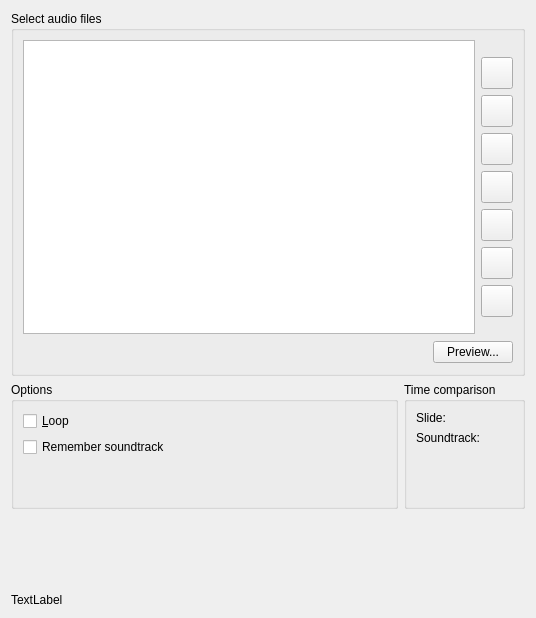
Above: core/dplugins/generic/view/presentation/audio/presentation_audiopage.ui from KDE/digikam before the change. Below: the same form after it.
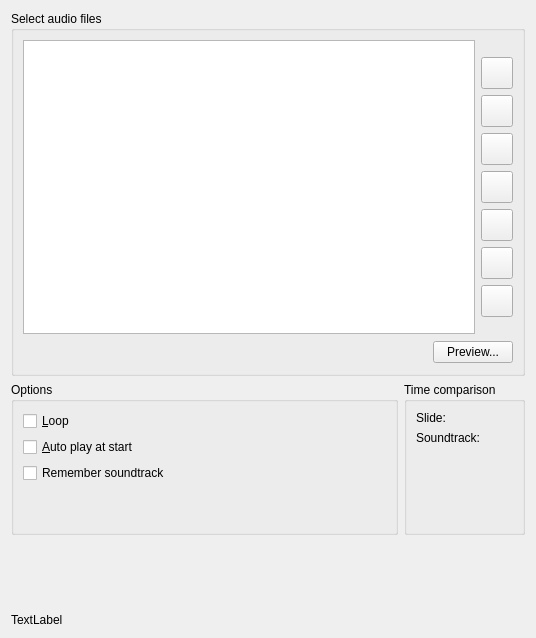
That is the form after the change. Custom widgets are drawn as their Qt base class.

Commit message: add play auto start option to the Presentation

Diff of the .ui file:
```diff
--- a/core/dplugins/generic/view/presentation/audio/presentation_audiopage.ui
+++ b/core/dplugins/generic/view/presentation/audio/presentation_audiopage.ui
@@ -7,7 +7,7 @@
     <x>0</x>
     <y>0</y>
     <width>536</width>
-    <height>618</height>
+    <height>638</height>
    </rect>
   </property>
   <layout class="QVBoxLayout" name="verticalLayout_5">
@@ -329,6 +329,13 @@
           </property>
          </widget>
         </item>
+        <item>
+         <widget class="QCheckBox" name="m_playCheckBox">
+          <property name="text">
+           <string>&amp;Auto play at start</string>
+          </property>
+         </widget>
+        </item>
         <item>
          <widget class="QCheckBox" name="m_rememberSoundtrack">
           <property name="text">
```
The commit also changes 6 other files.
